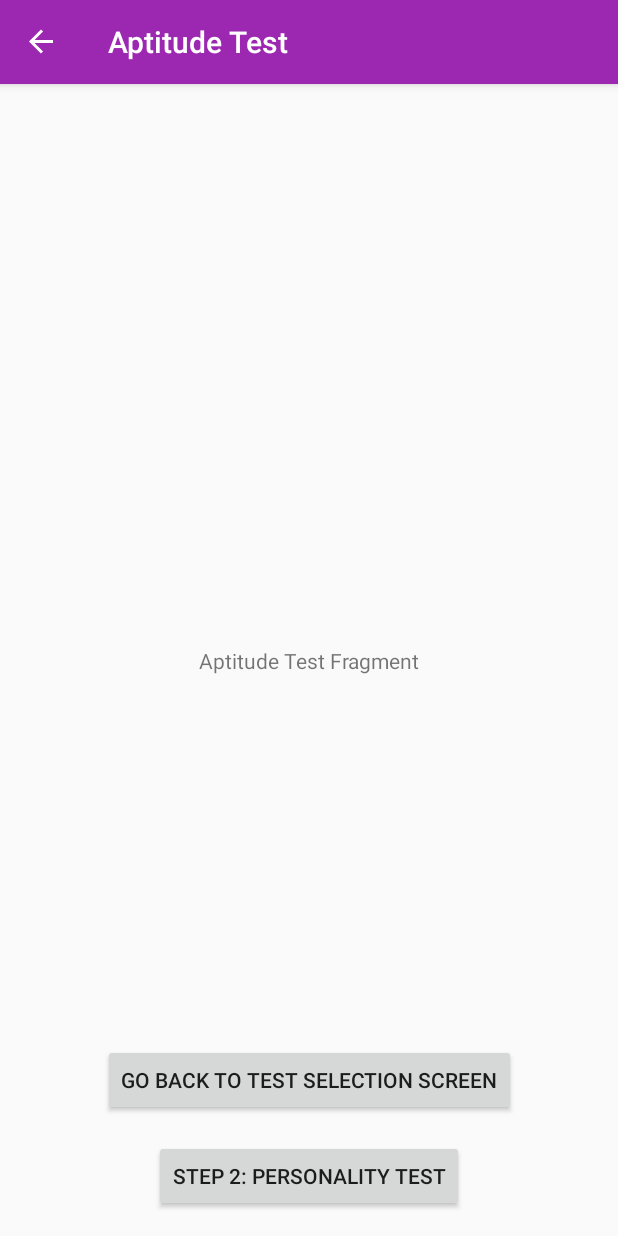
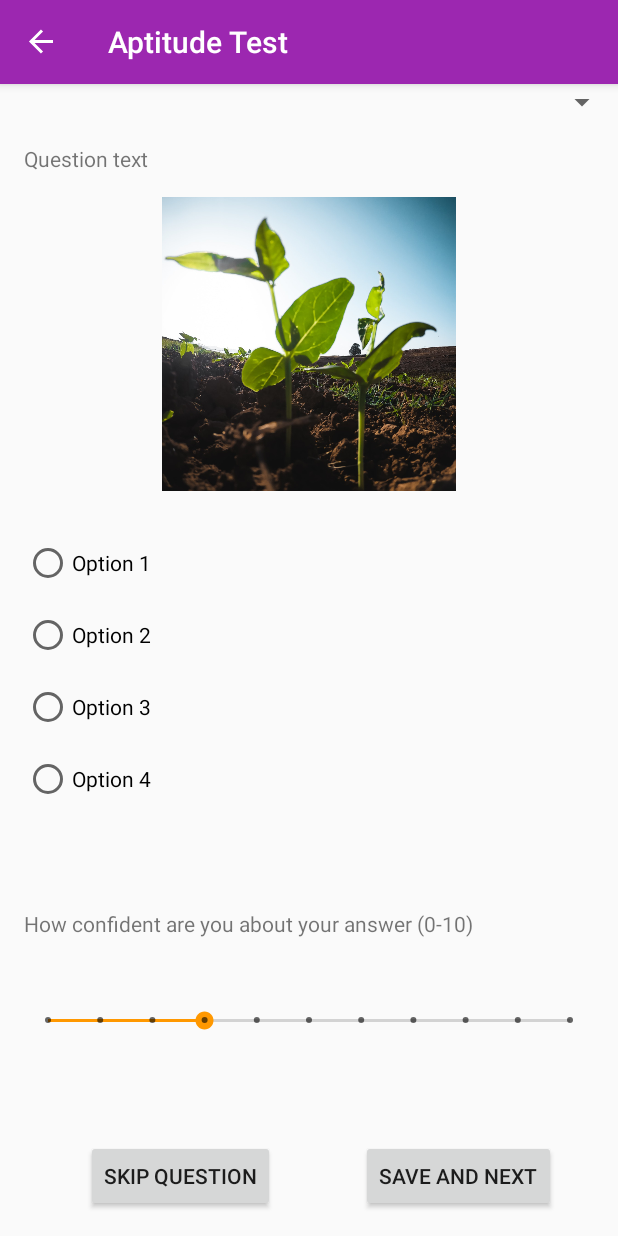
Before and after one commit to mubashir-chandle/csr, an Android app: the AptitudeTestFragment screen opened through its navigation route, on a phone screen of 412 x 824 dp. Run offline under Robolectric (Android 15) with nearby library versions, the phone set to English and light mode, and no system bars; our stand-ins replace Room's generated code, navigation-ui.

Commit message:
Added basic layout for aptitude test.

```diff
--- a/app/src/main/java/com/csrapp/csr/ui/taketest/AptitudeTestFragment.kt
+++ b/app/src/main/java/com/csrapp/csr/ui/taketest/AptitudeTestFragment.kt
@@ -4,7 +4,6 @@ import android.os.Bundle
 import android.view.LayoutInflater
 import android.view.View
 import android.view.ViewGroup
-import android.widget.Button
 import androidx.fragment.app.Fragment
 import androidx.navigation.NavController
 import androidx.navigation.Navigation
@@ -27,8 +26,6 @@ class AptitudeTestFragment : Fragment(), View.OnClickListener {
         super.onViewCreated(view, savedInstanceState)
 
         navController = Navigation.findNavController(view)
-        view.findViewById<Button>(R.id.btnPersonalityTest).setOnClickListener(this)
-        view.findViewById<Button>(R.id.btnGoBackToTestSelection).setOnClickListener(this)
 
         val categories = CSRRepository.getAptitudeCategories(activity!!)
 
@@ -42,10 +39,6 @@ class AptitudeTestFragment : Fragment(), View.OnClickListener {
 
     override fun onClick(v: View?) {
         when (v!!.id) {
-            R.id.btnPersonalityTest -> navController.navigate(
-                R.id.action_aptitudeTestFragment_to_personalityTestFragment
-            )
-            R.id.btnGoBackToTestSelection -> activity!!.onBackPressed()
         }
     }
 }
--- a/app/src/main/res/layout/fragment_aptitude_test.xml
+++ b/app/src/main/res/layout/fragment_aptitude_test.xml
@@ -1,41 +1,137 @@
 <?xml version="1.0" encoding="utf-8"?>
-<androidx.constraintlayout.widget.ConstraintLayout xmlns:android="http://schemas.android.com/apk/res/android"
+<ScrollView xmlns:android="http://schemas.android.com/apk/res/android"
     xmlns:app="http://schemas.android.com/apk/res-auto"
     xmlns:tools="http://schemas.android.com/tools"
     android:id="@+id/constraintLayout"
     android:layout_width="match_parent"
     android:layout_height="match_parent"
+    android:fillViewport="true"
     tools:context=".ui.taketest.AptitudeTestFragment">
 
-    <TextView
-        android:id="@+id/jobTitle"
-        android:layout_width="wrap_content"
+    <androidx.constraintlayout.widget.ConstraintLayout
+        android:layout_width="match_parent"
+        android:layout_height="wrap_content">
+
+        <Spinner
+            android:id="@+id/spinnerQuestions"
+            android:layout_width="match_parent"
             android:layout_height="wrap_content"
-        android:text="Aptitude Test Fragment"
-        app:layout_constraintBottom_toBottomOf="parent"
             app:layout_constraintEnd_toEndOf="parent"
             app:layout_constraintStart_toStartOf="parent"
             app:layout_constraintTop_toTopOf="parent" />
 
-    <Button
-        android:id="@+id/btnPersonalityTest"
+        <TextView
+            android:id="@+id/textView"
+            android:layout_width="0dp"
+            android:layout_height="wrap_content"
+            android:layout_marginStart="16dp"
+            android:layout_marginTop="16dp"
+            android:layout_marginEnd="16dp"
+            android:text="Question text"
+            app:layout_constraintEnd_toEndOf="parent"
+            app:layout_constraintStart_toStartOf="parent"
+            app:layout_constraintTop_toBottomOf="@+id/spinnerQuestions" />
+
+        <ImageView
+            android:id="@+id/imageView"
+            android:layout_width="196dp"
+            android:layout_height="196dp"
+            android:layout_marginTop="16dp"
+            android:scaleType="centerCrop"
+            android:src="@mipmap/placeholder"
+            app:layout_constraintEnd_toEndOf="parent"
+            app:layout_constraintStart_toStartOf="parent"
+            app:layout_constraintTop_toBottomOf="@+id/textView" />
+
+        <RadioGroup
+            android:id="@+id/radioGroup"
             android:layout_width="wrap_content"
             android:layout_height="wrap_content"
+            android:layout_marginStart="16dp"
+            android:layout_marginTop="16dp"
+            app:layout_constraintStart_toStartOf="parent"
+            app:layout_constraintTop_toBottomOf="@+id/imageView">
+
+            <RadioButton
+                android:id="@+id/radioButton"
+                android:layout_width="wrap_content"
+                android:layout_height="wrap_content"
+                android:layout_marginTop="16dp"
+                android:text="Option 1" />
+
+            <RadioButton
+                android:id="@+id/radioButton2"
+                android:layout_width="wrap_content"
+                android:layout_height="wrap_content"
+                android:layout_marginTop="16dp"
+                android:text="Option 2" />
+
+            <RadioButton
+                android:id="@+id/radioButton3"
+                android:layout_width="wrap_content"
+                android:layout_height="wrap_content"
+                android:layout_marginTop="16dp"
+                android:text="Option 3" />
+
+            <RadioButton
+                android:id="@+id/radioButton4"
+                android:layout_width="wrap_content"
+                android:layout_height="wrap_content"
+                android:layout_marginTop="16dp"
+                android:text="Option 4" />
+        </RadioGroup>
+
+        <Button
+            android:id="@+id/button"
+            android:layout_width="wrap_content"
+            android:layout_height="wrap_content"
+            android:layout_marginStart="16dp"
             android:layout_marginBottom="16dp"
-        android:text="Step 2: Personality Test"
+            android:text="Skip Question"
             app:layout_constraintBottom_toBottomOf="parent"
-        app:layout_constraintEnd_toEndOf="parent"
+            app:layout_constraintEnd_toStartOf="@+id/button2"
+            app:layout_constraintHorizontal_bias="0.5"
             app:layout_constraintStart_toStartOf="parent" />
 
         <Button
-        android:id="@+id/btnGoBackToTestSelection"
+            android:id="@+id/button2"
             android:layout_width="wrap_content"
             android:layout_height="wrap_content"
+            android:layout_marginStart="16dp"
             android:layout_marginBottom="16dp"
-        android:text="Go Back to Test Selection Screen"
-        app:layout_constraintBottom_toTopOf="@+id/btnPersonalityTest"
+            android:text="Save and Next"
+            app:layout_constraintBottom_toBottomOf="parent"
             app:layout_constraintEnd_toEndOf="parent"
             app:layout_constraintHorizontal_bias="0.5"
-        app:layout_constraintStart_toStartOf="parent" />
+            app:layout_constraintStart_toEndOf="@+id/button" />
+
+        <SeekBar
+            android:id="@+id/seekBar"
+            style="@style/Widget.AppCompat.SeekBar.Discrete"
+            android:layout_width="0dp"
+            android:layout_height="wrap_content"
+            android:layout_marginStart="16dp"
+            android:layout_marginTop="8dp"
+            android:layout_marginEnd="16dp"
+            android:layout_marginBottom="32dp"
+            android:max="10"
+            android:progress="3"
+            app:layout_constraintBottom_toTopOf="@+id/button"
+            app:layout_constraintEnd_toEndOf="parent"
+            app:layout_constraintStart_toStartOf="parent"
+            app:layout_constraintTop_toBottomOf="@+id/textView2"
+            app:layout_constraintVertical_bias="0.0" />
+
+        <TextView
+            android:id="@+id/textView2"
+            android:layout_width="wrap_content"
+            android:layout_height="wrap_content"
+            android:layout_marginStart="16dp"
+            android:layout_marginTop="32dp"
+            android:text="How confident are you about your answer (0-10)"
+            app:layout_constraintBottom_toTopOf="@id/seekBar"
+            app:layout_constraintStart_toStartOf="parent"
+            app:layout_constraintTop_toBottomOf="@+id/radioGroup" />
 
     </androidx.constraintlayout.widget.ConstraintLayout>
+</ScrollView>
```
Lines whose indentation alone changed are shown as unchanged.
